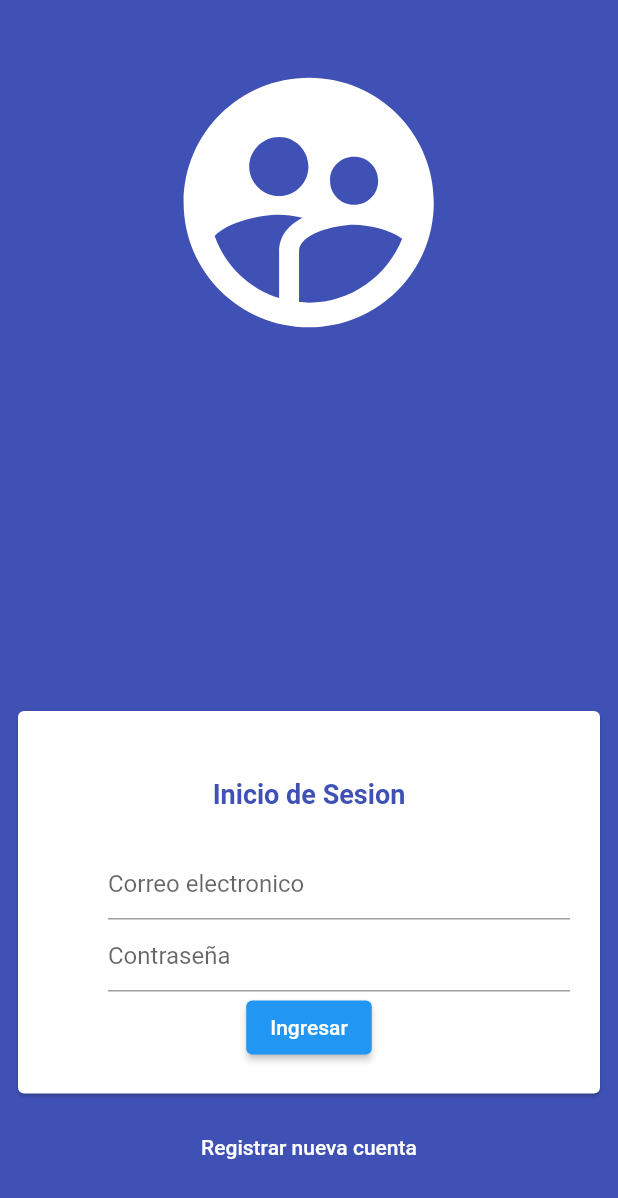
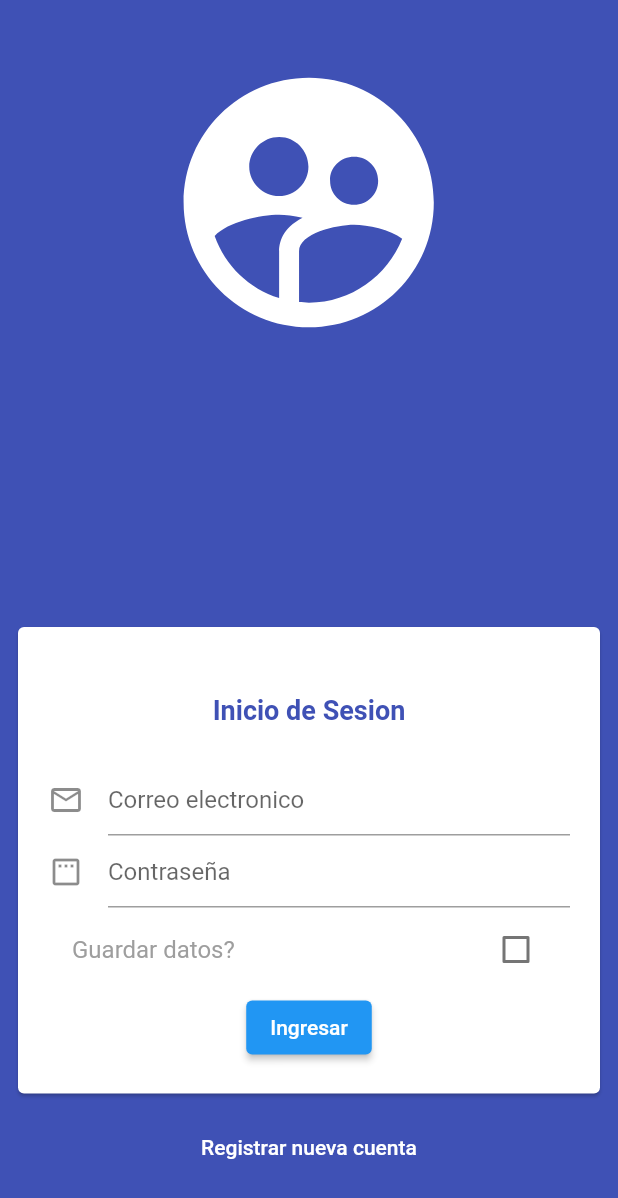
Before and after one commit to LeopoldoIII/flutter_bootcamp, a Flutter app: the screen it shows after launch, on a phone screen of 412 x 824 dp. Shown: the top 1198 px of the screen. Run offline on Flutter 3.47's test engine with Material 2 defaults, Android fonts, the phone set to English and light mode, and no system bars; our stand-ins replace shared_preferences.

```diff
--- a/lib/screens/login_screen.dart
+++ b/lib/screens/login_screen.dart
@@ -1,6 +1,7 @@
 import 'package:flutter/material.dart';
 import 'package:flutter_bootcamp/providers/providers.dart';
 import 'package:provider/provider.dart';
+import 'package:shared_preferences/shared_preferences.dart';
 
 import '../widgets/widgets.dart';
 
@@ -16,11 +17,34 @@ class _LoginScreenState extends State<LoginScreen> {
   Map<String, String> formData = {'email': '', 'password': ''};
   LoginProvider loginProvider = LoginProvider();
   UserProvider userProvider = UserProvider();
+  bool checkSaveData = false;
+  SharedPreferences? pref;
+  //controllers
+  TextEditingController emailController = TextEditingController();
+  TextEditingController passwordController = TextEditingController();
+
+  @override
+  void initState() {
+    loadSharedPferences();
+    super.initState();
+  }
+
+  loadSharedPferences() async {
+    pref = await SharedPreferences.getInstance();
+  }
 
   @override
   Widget build(BuildContext context) {
     loginProvider = Provider.of<LoginProvider>(context);
     userProvider = Provider.of<UserProvider>(context);
+
+    if (pref != null) {
+      emailController.text = pref!.getString("email").toString();
+      passwordController.text = pref!.getString("password").toString();
+      formData['email'] = emailController.text;
+      formData['password'] = passwordController.text;
+      setState(() {});
+    }
 
     return Scaffold(
       body: Container(
@@ -52,6 +76,8 @@ class _LoginScreenState extends State<LoginScreen> {
                       AppFormFiled(
                         'email',
                         'Correo electronico',
+                        controller: emailController,
+                        icon: Icons.email_outlined,
                         formData: formData,
                         validator: (value) {
                           if (value!.length < 3) {
@@ -63,6 +89,8 @@ class _LoginScreenState extends State<LoginScreen> {
                       AppFormFiled(
                         'password',
                         'Contraseña',
+                        controller: passwordController,
+                        icon: Icons.padding_outlined,
                         obscureText: true,
                         formData: formData,
                         validator: (value) {
@@ -72,6 +100,15 @@ class _LoginScreenState extends State<LoginScreen> {
                           return null;
                         },
                       ),
+                      CheckboxListTile(
+                          value: checkSaveData,
+                          title: const Text('Guardar datos?',
+                              style: TextStyle(color: Colors.grey)),
+                          onChanged: (value) {
+                            setState(() {
+                              checkSaveData = value!;
+                            });
+                          }),
                       ElevatedButton(
                           onPressed: formLogin, child: const Text('Ingresar'))
                     ],
@@ -99,6 +136,11 @@ class _LoginScreenState extends State<LoginScreen> {
       var user = await loginProvider.loginUser(formData);
       if (user != null) {
         userProvider.setUser(user);
+        //shared peference
+        if (checkSaveData && pref != null) {
+          pref!.setString("email", user.email!);
+          pref!.setString("password", formData['password']!);
+        }
         AppDialogs.showDialog2(context, 'Usuario Autenticado!', [
           TextButton(
               onPressed: () {
--- a/lib/widgets/app_form_field.dart
+++ b/lib/widgets/app_form_field.dart
@@ -6,6 +6,7 @@ class AppFormFiled extends StatelessWidget {
   final IconData? icon;
   final bool obscureText;
   final String? Function(String?)? validator;
+  final TextEditingController? controller;
 
   const AppFormFiled(
     this.name,
@@ -14,6 +15,7 @@ class AppFormFiled extends StatelessWidget {
     this.icon,
     this.validator,
     this.obscureText = false,
+    this.controller,
     required this.formData,
   }) : super(key: key);
 
@@ -22,6 +24,7 @@ class AppFormFiled extends StatelessWidget {
   @override
   Widget build(BuildContext context) {
     return TextFormField(
+      controller: controller,
       onChanged: (value) {
         formData[name] = value;
       },
--- a/pubspec.yaml
+++ b/pubspec.yaml
@@ -39,6 +39,8 @@ dependencies:
 
   provider: ^6.0.4
   http: ^0.13.5
+  shared_preferences: ^2.0.15
+
 
 dev_dependencies:
   flutter_test:
```
Also changed, not shown: pubspec.lock, 7 other files.
